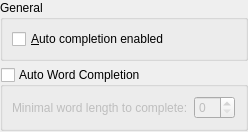
The window that part/dialogs/completionconfigtab.ui (KDE/kate) describes before a commit, drawn with Qt 5.
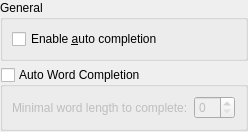
The same window after the commit. Custom widgets are drawn as their Qt base class.

Commit message: fix wording of checkbox label

The edit to the form file:
```diff
--- a/part/dialogs/completionconfigtab.ui
+++ b/part/dialogs/completionconfigtab.ui
@@ -15,7 +15,7 @@
       <item>
        <widget class="QCheckBox" name="chkAutoCompletionEnabled">
         <property name="text">
-         <string>&amp;Auto completion enabled</string>
+         <string>Enable &amp;auto completion</string>
         </property>
        </widget>
       </item>
```
